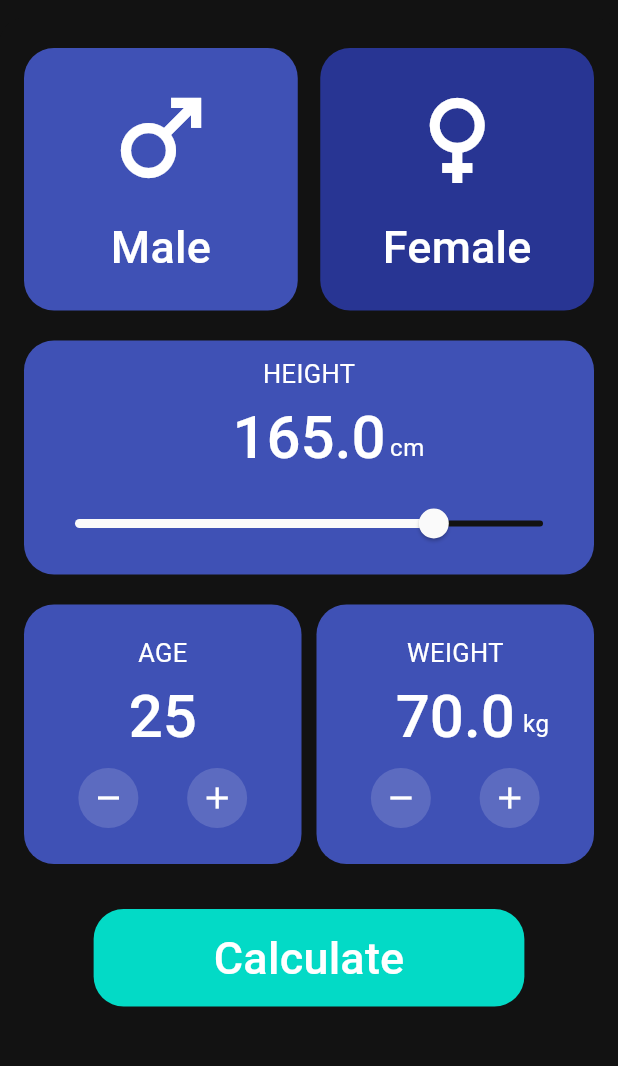
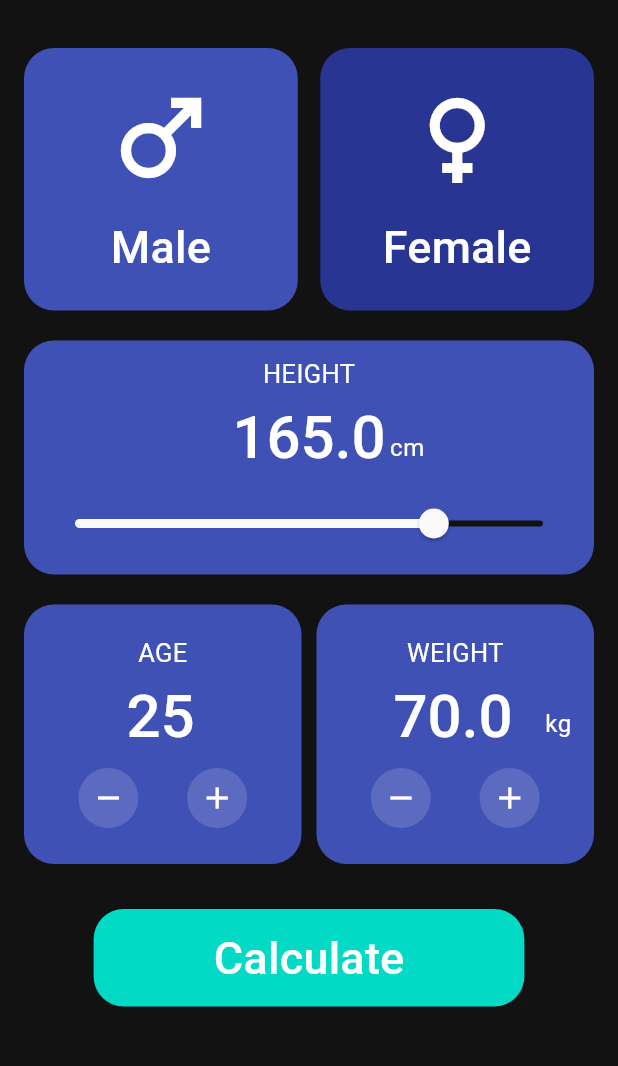
Before and after one commit to Rafaatxalil/bmi_calculator, a Flutter app: the screen it shows after launch, on a phone screen of 412 x 824 dp, the part 66-1132 px from its top. Run offline on Flutter 3.47's test engine with Material 2 defaults, Android fonts, the phone set to English and light mode, and no system bars; drawn by our look-alikes of backdrop; our stand-ins replace flutter_hooks, hooks_riverpod.

Commit message:
fixing some ui issues. adding auto unit measurement changer

```diff
--- a/lib/state/theme/models/theme.dart
+++ b/lib/state/theme/models/theme.dart
@@ -26,6 +26,11 @@ class Theme {
     ),
     //
     textTheme: const TextTheme(
+      titleSmall: TextStyle(
+        color: Colors.white,
+        fontSize: 22,
+        fontWeight: FontWeight.w500,
+      ),
       titleMedium: TextStyle(
         color: Colors.white,
         fontSize: 30,
@@ -71,6 +76,11 @@ class Theme {
     ),
     //
     textTheme: const TextTheme(
+      titleSmall: TextStyle(
+        color: Colors.white,
+        fontSize: 22,
+        fontWeight: FontWeight.w500,
+      ),
       titleMedium: TextStyle(
         color: Colors.white,
         fontSize: 30,
--- a/lib/views/components/main_view/age_widget.dart
+++ b/lib/views/components/main_view/age_widget.dart
@@ -1,13 +1,24 @@
 import 'package:flutter/material.dart';
+import 'package:flutter_hooks/flutter_hooks.dart';
 import 'package:hooks_riverpod/hooks_riverpod.dart';
 
 import '../../../state/bmi/providers/bmi_provider.dart';
 
-class AgeWidget extends ConsumerWidget {
+class AgeWidget extends StatefulHookConsumerWidget {
   const AgeWidget({super.key});
 
   @override
-  Widget build(BuildContext context, WidgetRef ref) {
+  ConsumerState<ConsumerStatefulWidget> createState() => _AgeWidgetState();
+}
+
+class _AgeWidgetState extends ConsumerState<AgeWidget> {
+  @override
+  Widget build(BuildContext context) {
+    final ageController = useTextEditingController();
+    useEffect(() {
+      ageController.text = ref.watch(bmiProvider).age.toString();
+      return null;
+    }, [ref.watch(bmiProvider).age]);
     final bmi = ref.read(bmiProvider.notifier);
     return Expanded(
       child: Container(
@@ -27,10 +38,25 @@ class AgeWidget extends ConsumerWidget {
             const SizedBox(
               height: 5,
             ),
-            Text(
-              ref.watch(bmiProvider).age.toString(),
+
+            TextField(
+              key: const ValueKey('age_input'),
+              controller: ageController,
+              onSubmitted: (value) {
+                bmi.setAge(int.parse(value));
+              },
+              keyboardType: TextInputType.number,
+              textAlign: TextAlign.center,
               style: Theme.of(context).textTheme.titleLarge,
+              decoration: const InputDecoration(
+                contentPadding: EdgeInsets.zero,
+                border: InputBorder.none,
+              ),
             ),
+            // Text(
+            //   ref.watch(bmiProvider).age.toString(),
+            //   style: Theme.of(context).textTheme.titleLarge,
+            // ),
             const SizedBox(
               height: 5,
             ),
--- a/lib/views/components/main_view/calculate_button_widget.dart
+++ b/lib/views/components/main_view/calculate_button_widget.dart
@@ -1,6 +1,7 @@
 import 'package:bmi_calculator/enums/measurement.dart';
 import 'package:bmi_calculator/state/bmi/providers/result_of_bmi_provider.dart';
 import 'package:bmi_calculator/state/measurement/providers/mesurement.dart';
+import 'package:bmi_calculator/state/theme/provider/theme_provider.dart';
 import 'package:flutter/material.dart';
 import 'package:hooks_riverpod/hooks_riverpod.dart';
 
@@ -44,9 +45,20 @@ class CalculateButtonWidget extends ConsumerWidget {
               padding: const EdgeInsets.all(10),
               child: AlertDialog(
                 title: Text(
-                    'Your BMI is: ${ref.watch(bmiProvider).bmi.toStringAsFixed(2)}'),
+                  'Your BMI is: ${ref.watch(bmiProvider).bmi.toStringAsFixed(2)}',
+                  style: Theme.of(context).textTheme.titleSmall?.copyWith(
+                        color: ref.watch(themeProvider) == ThemeMode.dark
+                            ? Colors.white
+                            : Colors.black,
+                      ),
+                ),
                 content: Text(
                   ref.watch(resultOfBmiProvider),
+                  style: Theme.of(context).textTheme.bodySmall?.copyWith(
+                        color: ref.watch(themeProvider) == ThemeMode.dark
+                            ? Colors.white
+                            : Colors.black,
+                      ),
                 ),
               ),
             ),
--- a/lib/views/components/main_view/weightWidget.dart
+++ b/lib/views/components/main_view/weightWidget.dart
@@ -1,16 +1,27 @@
 import 'package:bmi_calculator/enums/measurement.dart';
 import 'package:bmi_calculator/state/measurement/providers/mesurement.dart';
 import 'package:flutter/material.dart';
+import 'package:flutter_hooks/flutter_hooks.dart';
 import 'package:hooks_riverpod/hooks_riverpod.dart';
 
 import '../../../state/bmi/providers/bmi_provider.dart';
 
-class WeightWidget extends ConsumerWidget {
+class WeightWidget extends StatefulHookConsumerWidget {
   const WeightWidget({super.key});
 
   @override
-  Widget build(BuildContext context, WidgetRef ref) {
+  ConsumerState<ConsumerStatefulWidget> createState() => _WeightWidgetState();
+}
+
+class _WeightWidgetState extends ConsumerState<WeightWidget> {
+  @override
+  Widget build(BuildContext context) {
+    final weightController = useTextEditingController();
     final bmi = ref.read(bmiProvider.notifier);
+    useEffect(() {
+      weightController.text = ref.watch(bmiProvider).weight.toStringAsFixed(1);
+      return null;
+    }, [ref.watch(bmiProvider).weight]);
     return Expanded(
       child: Container(
         padding: const EdgeInsets.all(
@@ -32,13 +43,23 @@ class WeightWidget extends ConsumerWidget {
             Stack(
               clipBehavior: Clip.none,
               children: [
-                Text(
-                  ref.watch(bmiProvider).weight.toString(),
+                TextField(
+                  key: const ValueKey('weight_input'),
+                  controller: weightController,
+                  onSubmitted: (value) {
+                    bmi.setWeight(double.parse(value));
+                  },
+                  keyboardType: TextInputType.number,
+                  textAlign: TextAlign.center,
                   style: Theme.of(context).textTheme.titleLarge,
+                  decoration: const InputDecoration(
+                    contentPadding: EdgeInsets.zero,
+                    border: InputBorder.none,
+                  ),
                 ),
                 Positioned(
                   bottom: 10,
-                  right: -23,
+                  right: -5,
                   child: Text(
                     ref.watch(measureProvider) == Measurement.metric
                         ? 'kg'
@@ -48,6 +69,25 @@ class WeightWidget extends ConsumerWidget {
                 ),
               ],
             ),
+            // Stack(
+            //   clipBehavior: Clip.none,
+            //   children: [
+            //     Text(
+            //       ref.watch(bmiProvider).weight.toString(),
+            //       style: Theme.of(context).textTheme.titleLarge,
+            //     ),
+            //     Positioned(
+            //       bottom: 10,
+            //       right: -23,
+            //       child: Text(
+            //         ref.watch(measureProvider) == Measurement.metric
+            //             ? 'kg'
+            //             : 'lb',
+            //         style: Theme.of(context).textTheme.bodySmall,
+            //       ),
+            //     ),
+            //   ],
+            // ),
             const SizedBox(
               height: 5,
             ),
--- a/lib/views/main/main_view.dart
+++ b/lib/views/main/main_view.dart
@@ -1,13 +1,15 @@
 import 'package:backdrop/backdrop.dart';
+import 'package:bmi_calculator/state/theme/provider/theme_provider.dart';
 import 'package:bmi_calculator/views/main/main_view/back_layer.dart';
 import 'package:bmi_calculator/views/main/main_view/front_layer.dart';
 import 'package:flutter/material.dart';
+import 'package:hooks_riverpod/hooks_riverpod.dart';
 
-class MainView extends StatelessWidget {
+class MainView extends ConsumerWidget {
   const MainView({super.key});
 
   @override
-  Widget build(BuildContext context) {
+  Widget build(BuildContext context, WidgetRef ref) {
     return BackdropScaffold(
       headerHeight: MediaQuery.of(context).size.height * 0.65,
       appBar: BackdropAppBar(
@@ -17,8 +19,11 @@ class MainView extends StatelessWidget {
             fontSize: 25,
           ),
         ),
-        leading: const BackdropToggleButton(
+        leading: BackdropToggleButton(
           icon: AnimatedIcons.arrow_menu,
+          color: ref.watch(themeProvider) == ThemeMode.light
+              ? Colors.black
+              : Colors.white,
         ),
       ),
       frontLayerScrim: Colors.white.withOpacity(0.0),
--- a/lib/views/main/main_view/back_layer.dart
+++ b/lib/views/main/main_view/back_layer.dart
@@ -65,12 +65,14 @@ class BackLayer extends ConsumerWidget {
               ],
               selected: {ref.watch(measureProvider)},
               onSelectionChanged: (newValue) {
+                final height = ref.read(bmiProvider).height;
+                final weight = ref.read(bmiProvider).weight;
                 if (newValue.first == Measurement.imperial) {
-                  ref.read(bmiProvider.notifier).setHeight(5.4);
-                  ref.read(bmiProvider.notifier).setWeight(154.3);
+                  ref.read(bmiProvider.notifier).setHeight(height * 0.0328084);
+                  ref.read(bmiProvider.notifier).setWeight(weight * 2.20462);
                 } else {
-                  ref.read(bmiProvider.notifier).setHeight(165);
-                  ref.read(bmiProvider.notifier).setWeight(70);
+                  ref.read(bmiProvider.notifier).setHeight(height * 30.48);
+                  ref.read(bmiProvider.notifier).setWeight(weight * 0.453592);
                 }
                 ref.read(measureProvider.notifier).state = newValue.first;
               },
--- a/lib/views/main/main_view/front_layer.dart
+++ b/lib/views/main/main_view/front_layer.dart
@@ -12,7 +12,8 @@ class FrontLayer extends StatelessWidget {
 
   @override
   Widget build(BuildContext context) {
-    return Container(
+    return SingleChildScrollView(
+      child: Container(
         margin: const EdgeInsets.symmetric(
           horizontal: 16,
           vertical: 20,
@@ -55,6 +56,7 @@ class FrontLayer extends StatelessWidget {
             const CalculateButtonWidget(),
           ],
         ),
+      ),
     );
   }
 }
--- a/pubspec.yaml
+++ b/pubspec.yaml
@@ -37,6 +37,8 @@ dependencies:
   cupertino_icons: ^1.0.2
   hooks_riverpod: ^2.3.2
   backdrop: ^0.8.1
+  flutter_hooks: ^0.18.6
+  lottie: ^2.3.2
 
 dev_dependencies:
   flutter_test:
```
Also changed, not shown: pubspec.lock. Lines whose indentation alone changed are shown as unchanged.
